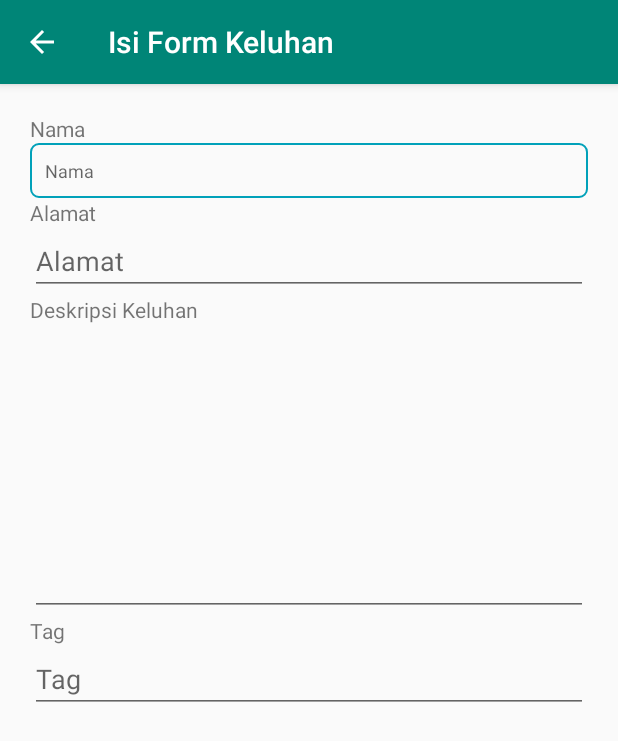
After one commit to regawarp/OMTe, an Android app: the FormKeluhan screen opened directly, with no data from a screen before it, on a phone screen of 412 x 824 dp. The commit adds this screen. Shown: the top 741 px of the screen. Run offline under Robolectric (Android 15) with nearby library versions, the phone set to English and light mode, and no system bars.

Commit message:
form keluhan dan style untuk edit text

```diff
--- a/app/src/main/AndroidManifest.xml
+++ b/app/src/main/AndroidManifest.xml
@@ -2,7 +2,7 @@
 <manifest xmlns:android="http://schemas.android.com/apk/res/android"
     package="com.safetyfirst.omte">
 
-    <uses-permission android:name="android.permission.INTERNET"/>
+    <uses-permission android:name="android.permission.INTERNET" />
 
     <application
         android:allowBackup="true"
@@ -11,7 +11,8 @@
         android:roundIcon="@mipmap/ic_launcher_round"
         android:supportsRtl="true"
         android:theme="@style/AppTheme">
-        <activity android:name=".SignInUpActivity"/>
+        <activity android:name=".FormKeluhan"></activity>
+        <activity android:name=".SignInUpActivity" />
         <activity
             android:name=".MainActivity"
             android:label="@string/app_name"
--- /dev/null
+++ b/app/src/main/java/com/safetyfirst/omte/FormKeluhan.java
@@ -0,0 +1,20 @@
+package com.safetyfirst.omte;
+
+import androidx.annotation.NonNull;
+import androidx.appcompat.app.AppCompatActivity;
+
+import android.os.Bundle;
+import android.view.MenuItem;
+
+public class FormKeluhan extends AppCompatActivity {
+
+    @Override
+    protected void onCreate(Bundle savedInstanceState) {
+        super.onCreate(savedInstanceState);
+        setContentView(R.layout.activity_form_keluhan);
+
+        getSupportActionBar().setDisplayHomeAsUpEnabled(true);
+        getSupportActionBar().setTitle("Isi Form Keluhan");
+    }
+
+}
--- a/app/src/main/java/com/safetyfirst/omte/MainActivity.java
+++ b/app/src/main/java/com/safetyfirst/omte/MainActivity.java
@@ -6,6 +6,7 @@ import android.util.Log;
 import android.view.Menu;
 import android.view.MenuItem;
 import android.view.View;
+import android.widget.Button;
 import android.widget.TextView;
 import android.widget.Toast;
 
@@ -25,6 +26,7 @@ import com.google.firebase.auth.GetTokenResult;
 public class MainActivity extends AppCompatActivity implements FirebaseAuth.AuthStateListener {
 
     private TextView tvUserEmail, tvUserPhone;
+    private Button btnCoba;
 
     @Override
     protected void onCreate(Bundle savedInstanceState) {
@@ -35,6 +37,18 @@ public class MainActivity extends AppCompatActivity implements FirebaseAuth.Auth
 
         tvUserEmail = findViewById(R.id.tvUserEmail);
         tvUserPhone = findViewById(R.id.tvUserPhone);
+
+//        INI MAH BUAT NYOBAIN AJA
+        btnCoba = findViewById(R.id.btnCoba);
+        btnCoba.setOnClickListener(new View.OnClickListener() {
+            @Override
+            public void onClick(View view) {
+                Intent i = new Intent(MainActivity.this,FormKeluhan.class);
+                startActivity(i);
+                finish();
+            }
+        });
+
 
         FloatingActionButton fab = findViewById(R.id.fab);
         fab.setOnClickListener(new View.OnClickListener() {
--- /dev/null
+++ b/app/src/main/res/drawable/borderblue.xml
@@ -0,0 +1,9 @@
+<shape xmlns:android="http://schemas.android.com/apk/res/android"
+    android:shape="rectangle">
+    <solid android:color="#00000000" />
+    <stroke android:width="1dip" android:color="#01A1B9" />
+    <corners android:bottomRightRadius="5sp"
+        android:bottomLeftRadius="5sp"
+        android:topLeftRadius="5sp"
+        android:topRightRadius="5sp" />
+</shape>
--- /dev/null
+++ b/app/src/main/res/layout/activity_form_keluhan.xml
@@ -0,0 +1,58 @@
+<?xml version="1.0" encoding="utf-8"?>
+<LinearLayout xmlns:android="http://schemas.android.com/apk/res/android"
+    xmlns:tools="http://schemas.android.com/tools"
+    android:layout_width="match_parent"
+    android:layout_height="match_parent"
+    tools:context=".FormKeluhan"
+    android:orientation="vertical"
+    android:padding="20dp">
+
+    <TextView
+        android:layout_width="match_parent"
+        android:layout_height="wrap_content"
+        android:text="@string/formkel_nama"/>
+
+    <EditText
+        android:id="@+id/etNama"
+        android:layout_width="match_parent"
+        android:layout_height="wrap_content"
+        android:hint="Nama"
+        style="@style/etStyle"/>
+
+    <TextView
+        android:layout_width="match_parent"
+        android:layout_height="wrap_content"
+        android:text="@string/formkel_alamat"/>
+
+    <EditText
+        android:id="@+id/etAlamat"
+        android:layout_width="match_parent"
+        android:layout_height="wrap_content"
+        android:hint="Alamat" />
+
+    <TextView
+        android:layout_width="match_parent"
+        android:layout_height="wrap_content"
+        android:text="@string/formkel_desc"/>
+
+    <EditText
+        android:inputType="textMultiLine"
+        android:lines="8"
+        android:gravity="top|left"
+        android:layout_width="match_parent"
+        android:layout_height="wrap_content"
+        android:scrollbars="vertical"
+        />
+
+    <TextView
+        android:layout_width="match_parent"
+        android:layout_height="wrap_content"
+        android:text="@string/formkel_tag"/>
+
+    <EditText
+        android:id="@+id/etTag"
+        android:layout_width="match_parent"
+        android:layout_height="wrap_content"
+        android:hint="Tag" />
+
+</LinearLayout>
--- a/app/src/main/res/layout/content_main.xml
+++ b/app/src/main/res/layout/content_main.xml
@@ -17,6 +17,16 @@
         app:layout_constraintRight_toRightOf="parent"
         app:layout_constraintTop_toTopOf="parent" />
 
+    <Button
+        android:id="@+id/btnCoba"
+        android:layout_width="match_parent"
+        android:layout_height="wrap_content"
+        android:text="Coba"
+        app:layout_constraintBottom_toBottomOf="@id/tvUserPhone"
+        app:layout_constraintLeft_toLeftOf="parent"
+        app:layout_constraintRight_toRightOf="parent"
+        app:layout_constraintTop_toTopOf="parent"/>
+
     <TextView
         android:id="@+id/tvUserPhone"
         android:layout_width="wrap_content"
--- a/app/src/main/res/values/strings.xml
+++ b/app/src/main/res/values/strings.xml
@@ -4,4 +4,8 @@
     <string name="app_logo">App Logo</string>
     <string name="sign_in_sign_up">Sign In / Sign Up</string>
     <string name="logout">Logout</string>
+    <string name="formkel_nama">Nama</string>
+    <string name="formkel_alamat">Alamat</string>
+    <string name="formkel_desc">Deskripsi Keluhan</string>
+    <string name="formkel_tag">Tag</string>
 </resources>
--- a/app/src/main/res/values/styles.xml
+++ b/app/src/main/res/values/styles.xml
@@ -17,4 +17,13 @@
 
     <style name="AppTheme.PopupOverlay" parent="ThemeOverlay.AppCompat.Light" />
 
+    <style name="etStyle" parent="android:Widget.EditText">
+        <item name="android:textColor">#0081FF</item>
+        <item name="android:textStyle">normal</item>
+        <item name="android:padding">10sp</item>
+        <item name="android:typeface">sans</item>
+        <item name="android:background">@drawable/borderblue</item>
+        <item name="android:textSize">12sp</item>
+    </style>
+
 </resources>
```
